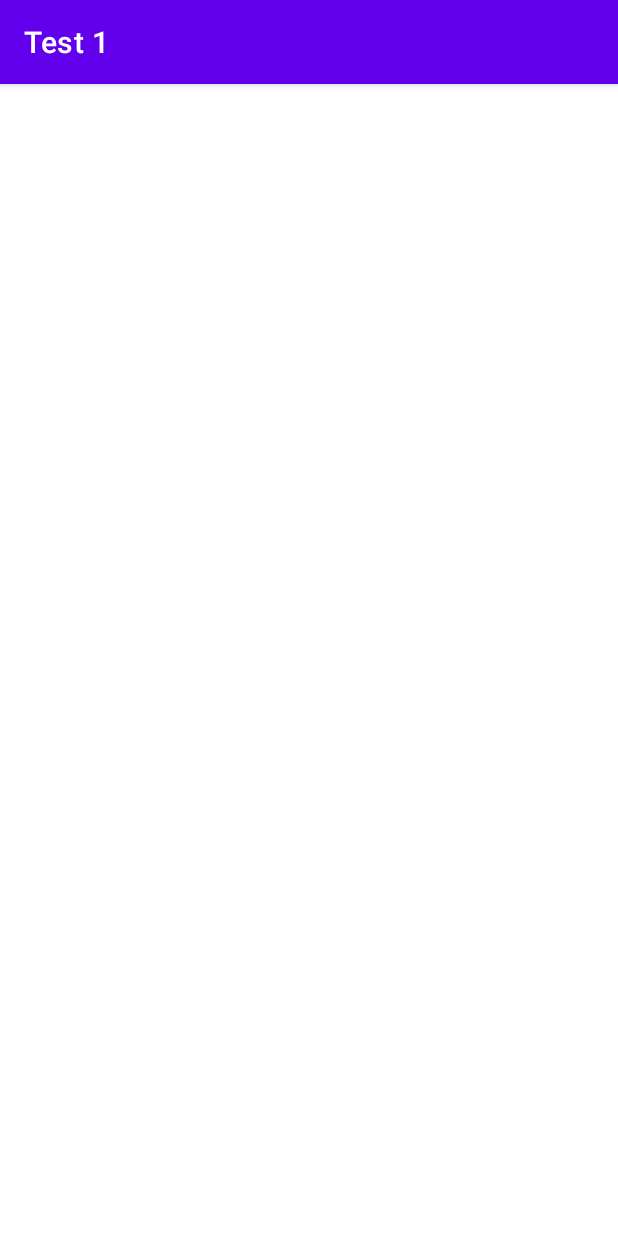
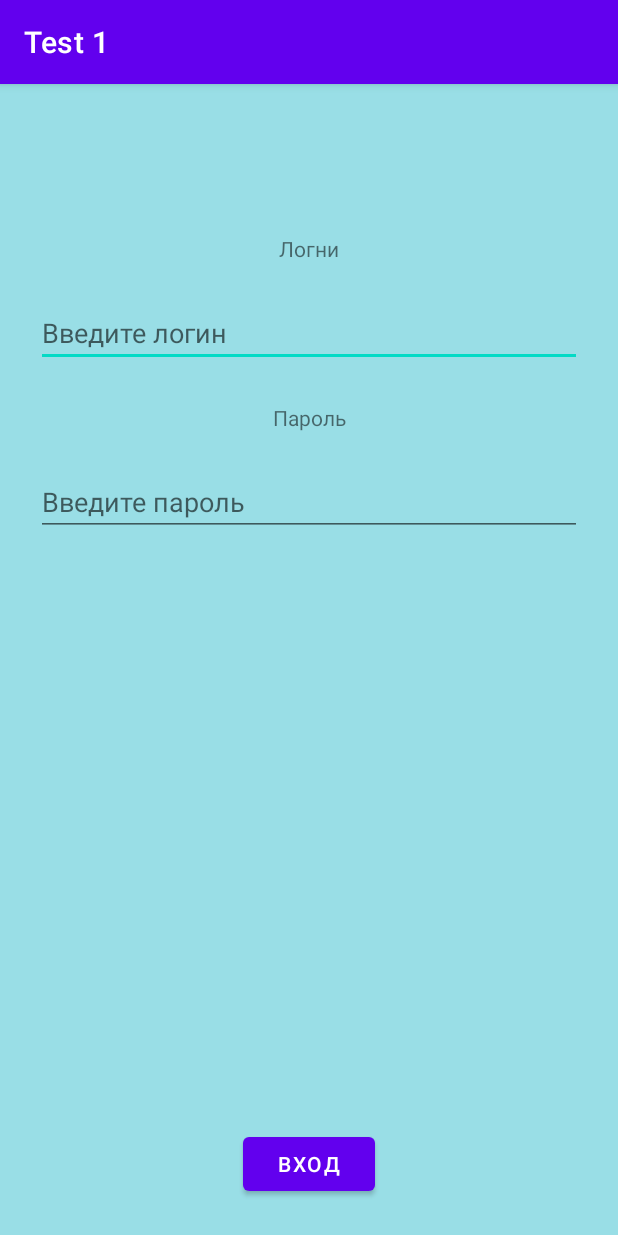
Before and after one commit to Gattaka20044/Test_1, an Android app: the screen it shows after launch (MainActivity), on a phone screen of 412 x 824 dp. Run offline under Robolectric (Android 15) with nearby library versions, the phone set to English and light mode, and no system bars.

Commit message:
Заготовка под авторизацию

```diff
--- a/app/src/main/res/layout/activity_main.xml
+++ b/app/src/main/res/layout/activity_main.xml
@@ -4,4 +4,67 @@
     xmlns:tools="http://schemas.android.com/tools"
     android:layout_width="match_parent"
     android:layout_height="match_parent"
-    tools:context=".MainActivity" />
+    android:background="#99DEE6"
+    tools:context=".MainActivity">
+
+    <TextView
+        android:id="@+id/login"
+        android:layout_width="wrap_content"
+        android:layout_height="wrap_content"
+        android:layout_marginTop="100dp"
+        android:text="@string/login"
+        app:layout_constraintEnd_toEndOf="parent"
+        app:layout_constraintStart_toStartOf="parent"
+        app:layout_constraintTop_toTopOf="parent" />
+
+    <EditText
+        android:id="@+id/enter_login"
+        android:layout_width="0dp"
+        android:layout_height="wrap_content"
+        android:layout_marginStart="24dp"
+        android:layout_marginTop="24dp"
+        android:layout_marginEnd="24dp"
+        android:hint="@string/enter_username"
+        app:layout_constraintEnd_toEndOf="parent"
+        app:layout_constraintStart_toStartOf="parent"
+        app:layout_constraintTop_toBottomOf="@+id/login"
+        tools:ignore="MissingConstraints">
+    </EditText>
+
+    <TextView
+        android:id="@+id/password"
+        android:layout_width="wrap_content"
+        android:layout_height="wrap_content"
+        android:layout_marginTop="24dp"
+        android:text="@string/password"
+        app:layout_constraintEnd_toEndOf="parent"
+        app:layout_constraintStart_toStartOf="parent"
+        app:layout_constraintTop_toBottomOf="@+id/enter_login" />
+
+
+    <EditText
+        android:id="@+id/enter_password"
+        android:layout_width="0dp"
+        android:layout_height="wrap_content"
+        android:layout_marginStart="24dp"
+        android:layout_marginTop="24dp"
+        android:layout_marginEnd="24dp"
+        android:hint="@string/enter_password"
+        app:layout_constraintEnd_toEndOf="parent"
+        app:layout_constraintHorizontal_bias="0.55"
+        app:layout_constraintStart_toStartOf="parent"
+        app:layout_constraintTop_toBottomOf="@+id/password"
+        tools:ignore="MissingConstraints">
+    </EditText>
+
+    <Button
+        android:id="@+id/enter"
+        android:layout_width="wrap_content"
+        android:layout_height="wrap_content"
+        android:layout_marginBottom="24dp"
+        android:text="@string/enter"
+        app:layout_constraintBottom_toBottomOf="parent"
+        app:layout_constraintEnd_toEndOf="parent"
+        app:layout_constraintStart_toStartOf="parent" />
+
+</androidx.constraintlayout.widget.ConstraintLayout>
--- a/app/src/main/res/values/strings.xml
+++ b/app/src/main/res/values/strings.xml
@@ -1,3 +1,8 @@
 <resources>
     <string name="app_name">Test 1</string>
+    <string name="login">Логни</string>
+    <string name="enter_username">Введите логин</string>
+    <string name="password">Пароль</string>
+    <string name="enter_password">Введите пароль</string>
+    <string name="enter">Вход</string>
 </resources>
```
